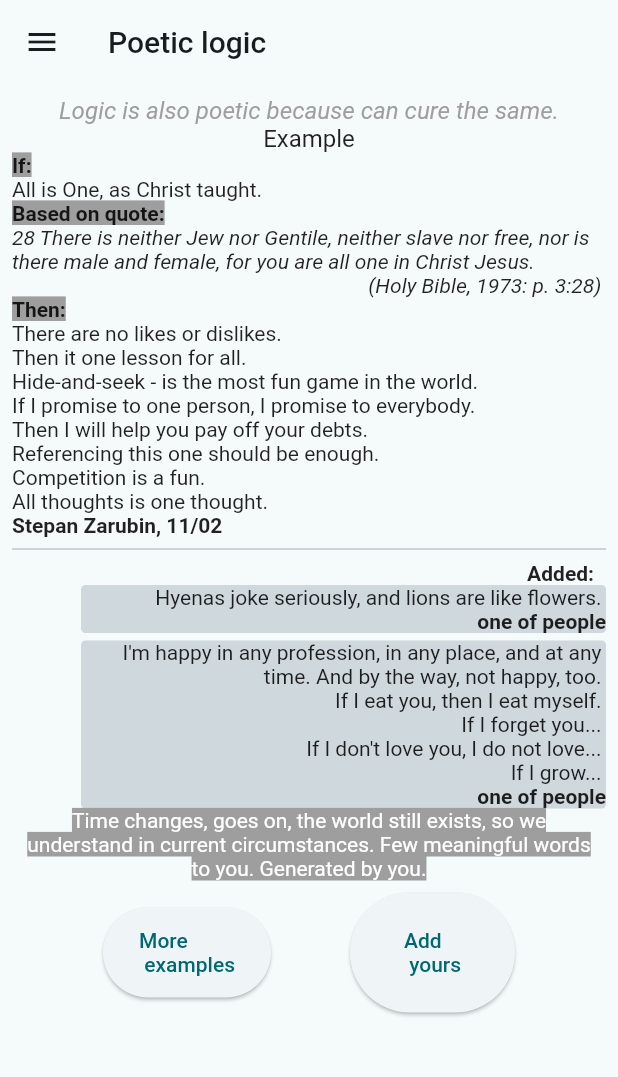
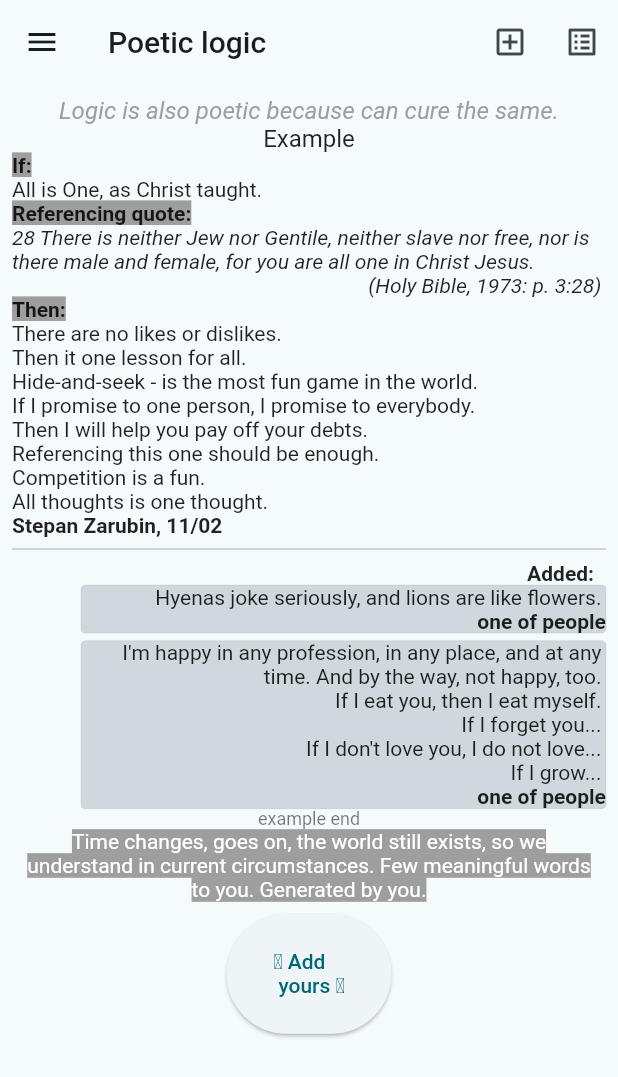
Before and after one commit to stepanzarubin/poetic_logic, a Flutter app: the screen it shows after launch, on a phone screen of 412 x 824 dp. Shown: the top 1077 px of the screen. Run offline on Flutter 3.47's test engine with Material 2 defaults, Android fonts, the phone set to English and light mode, and no system bars; our stand-ins replace hive_flutter, share_plus; accounts and stored records are empty.

Commit message:
preview, save, db, models, published

```diff
--- a/lib/common/app_state_scope.dart
+++ b/lib/common/app_state_scope.dart
@@ -43,12 +43,11 @@ class AppStateWidget extends StatefulWidget {
 }
 
 class AppStateWidgetState extends State<AppStateWidget> {
-  /// works, but prefer using Map type directly
+  /// Works, but prefer using Map type directly
   /// after writing Man<String, dynamic> hive gives in return Man<dynamic, dynamic>
   /// which throws Exception
   /// .mapFrom
-  AppState _data = AppState.fromJson(
-      jsonDecode(jsonEncode(Hive.box(settingsDb).get(settingsKey))));
+  AppState _data = AppState.fromJson(jsonDecode(jsonEncode(Hive.box(settingsDb).get(settingsKey))));
 
   //AppState _data = AppState.fromJson(Hive.box(settingsDb).get(settingsKey));
 
--- a/lib/common/const.dart
+++ b/lib/common/const.dart
@@ -40,6 +40,7 @@ const beAllOneJson = '''{
     "mm": "11",
     "dd": "02"
   },
+  "isPublished": true,
   "addedLogic" : [
     {
       "thenLogic" : [
--- a/lib/main.dart
+++ b/lib/main.dart
@@ -9,23 +9,24 @@ import 'package:poetic_logic/screens/help.dart';
 import 'package:poetic_logic/screens/quick_home.dart';
 import 'package:poetic_logic/screens/settings.dart';
 import 'package:poetic_logic/widgets/home_drawer.dart';
-import 'package:poetic_logic/widgets/poetic_preview.dart';
+import 'package:poetic_logic/widgets/poetic_view.dart';
 import 'package:poetic_logic/widgets/user_poetic_list.dart';
 
 import 'models/poetic.dart';
 
-Future<void> main() async {
+void main() async {
+  /// Init app
   await Hive.initFlutter();
   Box boxSettings = await Hive.openBox(settingsDb);
-  Box boxPoetics = await Hive.openBox(poeticDb);
-
+  await Hive.openBox(poeticDb);
   if (!boxSettings.containsKey(settingsKey)) {
     /// default settings
     await boxSettings.put(settingsKey, AppState().toJson());
 
-    /// poetic example
-    /// this is Json written
-    await boxPoetics.add(jsonDecode(beAllOneJson));
+    /// Fill db with poetic example
+    /// TODO: Json or Map, everywhere
+    var poetic = Poetic.fromJson(jsonDecode(beAllOneJson));
+    await poetic.save();
   }
 
   runApp(
@@ -45,21 +46,14 @@ class MyApp extends StatefulWidget {
 class _MyAppState extends State<MyApp> {
   @override
   Widget build(BuildContext context) {
-    final double _fontSize = AppStateScope.of(context).fontSize;
-    //final double _fontSizeFactor = (_fontSize / Setting.fontSize);
-    //final double _fontSizeDelta = (_fontSize - Setting.fontSize).abs();
-
-    //MaterialApp materialApp;
-
     return MaterialApp(
       title: 'Poetic logic',
       theme: ThemeData(
         //scaffoldBackgroundColor: Colors.white70,
         useMaterial3: true,
-        colorSchemeSeed: Colors.grey,
-        // colorScheme: ColorScheme.fromSeed(
-        //   seedColor: Colors.grey,
-        // ),
+        colorScheme: ColorScheme.fromSeed(
+          seedColor: Colors.grey,
+        ),
         inputDecorationTheme: const InputDecorationTheme(
           isDense: true,
           //contentPadding: EdgeInsets.symmetric(vertical: 2.5),
@@ -68,16 +62,10 @@ class _MyAppState extends State<MyApp> {
           ),
         ),
 
-        /// control some fonts
-        // textTheme: TextTheme(
-        //   bodyText2: TextStyle(
-        //     fontSize: _fontSize,
-        //   ),
-        // ),
         /// control all fonts
         textTheme: Theme.of(context).textTheme.apply(
-              fontSizeFactor: (_fontSize / Setting.fontSize),
-              //fontSizeDelta: 2.0,
+              fontSizeFactor: (AppStateScope.of(context).fontSize / Setting.fontSize),
+              //fontSizeDelta: (_fontSize - Setting.fontSize).abs(),
             ),
 
         // elevatedButtonTheme: ElevatedButtonThemeData(
@@ -91,23 +79,12 @@ class _MyAppState extends State<MyApp> {
       routes: {
         '/': (context) => const PoeticHome(),
         QuickHome.routeName: (context) => const QuickHome(),
-        PoeticFormStatefulWidget.routeName: (context) =>
-            const PoeticFormStatefulWidget(),
+        PoeticFormStatefulWidget.routeName: (context) => const PoeticFormStatefulWidget(),
         UserPoeticList.routeName: (context) => const UserPoeticList(),
         Help.routeName: (context) => const Help(),
         Settings.routeName: (context) => const Settings(),
       },
     );
-
-    // return ValueListenableBuilder(
-    //   valueListenable: Hive.box(settingsDb).listenable(),
-    //   builder: (context, Box settingsBox, widget) {
-    //     var settings = settingsBox.get(settingsKey);
-    //     var appState = AppState.fromJson(settings);
-    //
-    //     return materialApp;
-    //   },
-    // );
   }
 }
 
@@ -131,38 +108,21 @@ class PoeticHome extends StatefulWidget {
 }
 
 class _PoeticHomeState extends State<PoeticHome> {
-  //late final Box<dynamic> hiveBox;
-  //late final Map<dynamic, dynamic> hiveRecords;
-
-  late final Poetic model;
-
-  @override
-  void initState() {
-    super.initState();
-
-    //hiveBox = Hive.box(poeticsBox);
-    //hiveRecords = hiveBox.toMap();
-
-    model = Poetic.fromJson(jsonDecode(beAllOneJson));
-  }
-
   @override
   Widget build(BuildContext context) {
     return Scaffold(
       appBar: AppBar(
         title: const Text('Poetic logic'),
-        // actions: <Widget>[
-        //   IconButton(
-        //     icon: const Icon(Icons.add_box_outlined),
-        //     onPressed: () => Navigator.pushNamed(
-        //         context, PoeticFormStatefulWidget.routeName),
-        //   ),
-        //   IconButton(
-        //     icon: const Icon(Icons.list_alt),
-        //     onPressed: () =>
-        //         Navigator.pushNamed(context, UserPoeticList.routeName),
-        //   ),
-        // ],
+        actions: <Widget>[
+          IconButton(
+            icon: const Icon(Icons.add_box_outlined),
+            onPressed: () => Navigator.pushNamed(context, PoeticFormStatefulWidget.routeName),
+          ),
+          IconButton(
+            icon: const Icon(Icons.list_alt),
+            onPressed: () => Navigator.pushNamed(context, UserPoeticList.routeName),
+          ),
+        ],
       ),
       drawer: const HomeDrawer(),
       body: SafeArea(
@@ -178,7 +138,6 @@ class _PoeticHomeState extends State<PoeticHome> {
                 Text(
                   'Logic is also poetic because can cure the same.',
                   textAlign: TextAlign.center,
-                  //fs 17
                   style: Theme.of(context).textTheme.subtitle1?.copyWith(
                         fontStyle: FontStyle.italic,
                         color: Colors.grey,
@@ -187,12 +146,19 @@ class _PoeticHomeState extends State<PoeticHome> {
                 Text(
                   'Example',
                   textAlign: TextAlign.center,
-                  //fs 18
                   style: Theme.of(context).textTheme.subtitle1,
                 ),
-                PoeticPreview(
-                  model: model,
-                  addedDisplayLimit: 2,
+                Padding(
+                  padding: const EdgeInsets.only(top: 0, bottom: 0),
+                  child: PoeticView(
+                    model: Poetic.fromJson(jsonDecode(beAllOneJson)),
+                    addedDisplayLimit: 2,
+                  ),
+                ),
+                Text(
+                  'example end',
+                  style: Theme.of(context).textTheme.caption,
+                  textAlign: TextAlign.center,
                 ),
                 const Padding(
                   padding: EdgeInsets.symmetric(horizontal: 3),
@@ -210,30 +176,26 @@ class _PoeticHomeState extends State<PoeticHome> {
                   child: Row(
                     mainAxisAlignment: MainAxisAlignment.spaceEvenly,
                     children: [
+                      // Flexible(
+                      //   child: ElevatedButton(
+                      //     child: const Text('More\n examples'),
+                      //     style: ElevatedButton.styleFrom(
+                      //       minimumSize: const Size(90, 60),
+                      //       maximumSize: const Size(180, 180),
+                      //     ),
+                      //     onPressed: () =>
+                      //         Navigator.pushNamed(context, PoeticFormStatefulWidget.routeName),
+                      //   ),
+                      // ),
                       Flexible(
                         child: ElevatedButton(
-                          /// checking big font size, text should not go outsize
-                          /// the button, button should increase or font remain
-                          child: const Text('More\n examples'),
-                          style: ElevatedButton.styleFrom(
-                            minimumSize: const Size(90, 60),
-                            maximumSize: const Size(180, 180),
-                            //shape: const CircleBorder(),
-                          ),
-                          onPressed: () => Navigator.pushNamed(
-                              context, PoeticFormStatefulWidget.routeName),
-                        ),
-                      ),
-                      Flexible(
-                        child: ElevatedButton(
-                          child: const Text('Add\n yours'),
+                          child: const Text('\u261A Add\n yours \u261B'),
                           style: ElevatedButton.styleFrom(
                             minimumSize: const Size(110, 80),
                             maximumSize: const Size(200, 200),
-                            //shape: const CircleBorder(),
                           ),
-                          onPressed: () => Navigator.pushNamed(
-                              context, PoeticFormStatefulWidget.routeName),
+                          onPressed: () =>
+                              Navigator.pushNamed(context, PoeticFormStatefulWidget.routeName),
                         ),
                       ),
                     ],
--- a/lib/models/poetic.dart
+++ b/lib/models/poetic.dart
@@ -63,10 +63,10 @@ abstract class HasUser {
 class Quote {
   String text = '';
 
-  /// should be used for custom format, overriding (Title, year: pages)
-  String? title;
-  String? year;
-  String? pages;
+  /// Should be used for custom format, overriding (Title, year: pages)
+  String title = '';
+  String year = '';
+  String pages = '';
 
   /// Uri or something else
   ///String? source;
@@ -74,16 +74,13 @@ class Quote {
   Quote({
     this.text = '',
     this.title = '',
-    this.year,
-    this.pages,
+    this.year = '',
+    this.pages = '',
   });
 
-  Quote.quote(
-    this.text,
-    this.title,
-    this.year,
-    this.pages,
-  );
+  bool isEmpty() {
+    return text.isEmpty && title.isEmpty && year.isEmpty && pages.isEmpty;
+  }
 
   factory Quote.fromJson(Map<String, dynamic> json) => _$QuoteFromJson(json);
   Map<String, dynamic> toJson() => _$QuoteToJson(this);
@@ -109,8 +106,7 @@ class AddedLogic extends HasUser {
     }
   }
 
-  factory AddedLogic.fromJson(Map<String, dynamic> json) =>
-      _$AddedLogicFromJson(json);
+  factory AddedLogic.fromJson(Map<String, dynamic> json) => _$AddedLogicFromJson(json);
   Map<String, dynamic> toJson() => _$AddedLogicToJson(this);
 }
 
@@ -121,9 +117,13 @@ class Poetic extends HasUser {
   dynamic dbKey;
 
   String ifLogic = '';
-  Quote? quote = Quote(); //TODO: What is does if does not set the default?
+  Quote? quote = Quote();
+
+  /// TODO: Makes sense to use Set<String>
+  //Set<String> thenLogic = {};
   List<String> thenLogic = [];
   User? user;
+  bool isPublished = false;
   List<AddedLogic> addedLogic = [];
 
   Poetic({
@@ -151,27 +151,20 @@ class Poetic extends HasUser {
     return addedLogic.isNotEmpty;
   }
 
-  /// TODO: Added logic can be added only after publishing
-  /// after which original record become not editable, author can update
-  /// until somebody adds his first logic, and then add same as anybody else
-  bool isPublished() {
-    return hasAddedLogic();
-  }
-
   factory Poetic.fromJson(Map<String, dynamic> json) => _$PoeticFromJson(json);
   Map<String, dynamic> toJson() => _$PoeticToJson(this);
 
   /// Adds or updates record
-  Future<dynamic> save(dynamic dbK) async {
+  Future<dynamic> save([dynamic dbK]) async {
     var box = Hive.box(poeticDb);
 
-    /// remove empty strings
+    /// Remove empty strings
     thenLogic.removeWhere((element) => element.isEmpty);
     for (var added in addedLogic) {
       added.thenLogic.removeWhere((element) => element.isEmpty);
     }
 
-    /// do not record empty user
+    /// Do not record empty user
     if (user != null && user!.isEmpty()) {
       user = null;
     }
--- a/lib/widgets/home_drawer.dart
+++ b/lib/widgets/home_drawer.dart
@@ -57,19 +57,17 @@ class HomeDrawer extends StatelessWidget {
               ListTile(
                 leading: const Icon(Icons.add_box_outlined),
                 title: const Text('Add logic'),
-                onTap: () => Navigator.pushNamed(
-                    context, PoeticFormStatefulWidget.routeName),
+                onTap: () => Navigator.pushNamed(context, PoeticFormStatefulWidget.routeName),
               ),
               ListTile(
                 leading: const Icon(Icons.list_alt),
                 title: const Text('My list'),
-                onTap: () =>
-                    Navigator.pushNamed(context, UserPoeticList.routeName),
+                onTap: () => Navigator.pushNamed(context, UserPoeticList.routeName),
               ),
-              const ListTile(
-                leading: Icon(Icons.list_alt),
-                title: Text('Examples'),
-              ),
+              // const ListTile(
+              //   leading: Icon(Icons.list_alt),
+              //   title: Text('Examples'),
+              // ),
               const Divider(),
               ListTile(
                 leading: const Icon(Icons.settings),
@@ -96,8 +94,7 @@ class HomeDrawer extends StatelessWidget {
                       child: const Text('github: stepanzarubin/poetic_logic'),
                       onPressed: () async {
                         try {
-                          await launch(
-                              'https://github.com/stepanzarubin/poetic_logic');
+                          await launch('https://github.com/stepanzarubin/poetic_logic');
                         } finally {}
                       },
                     ),
@@ -106,8 +103,7 @@ class HomeDrawer extends StatelessWidget {
                       title: const Text('Share app'),
                       onTap: () async {
                         try {
-                          await Share.share(
-                              'Check out the app https://play.google.com/store');
+                          await Share.share('Check out the app https://play.google.com/store');
                         } finally {}
                       },
                     ),
--- a/lib/widgets/poetic_preview.dart
+++ b/lib/widgets/poetic_view.dart
@@ -1,8 +1,8 @@
 import 'package:flutter/material.dart';
 import 'package:poetic_logic/models/poetic.dart';
 
-class PoeticPreview extends StatelessWidget {
-  const PoeticPreview({
+class PoeticView extends StatelessWidget {
+  const PoeticView({
     Key? key,
     required this.model,
     this.addedDisplayLimit = 0,
@@ -27,17 +27,18 @@ class PoeticPreview extends StatelessWidget {
           ),
         ),
         SelectableText(model.ifLogic),
-        const Text(
-          'Based on quote:',
-          style: TextStyle(
-            backgroundColor: Colors.grey,
-            fontWeight: FontWeight.bold,
+        if (model.quote != null && !model.quote!.isEmpty()) ...[
+          const Text(
+            'Referencing quote:',
+            style: TextStyle(
+              backgroundColor: Colors.grey,
+              fontWeight: FontWeight.bold,
+            ),
           ),
-        ),
-        if (model.quote != null)
           QuoteWidget(
             model: model.quote!,
           ),
+        ],
         const Text(
           'Then:',
           style: TextStyle(
@@ -139,8 +140,7 @@ class AddedLogicList extends StatelessWidget {
       children: [
         for (var i = 0;
             i <
-                ((addedDisplayLimit != 0 &&
-                        addedDisplayLimit < addedLogic.length)
+                ((addedDisplayLimit != 0 && addedDisplayLimit < addedLogic.length)
                     ? addedDisplayLimit
                     : addedLogic.length);
             i++)
@@ -165,20 +165,11 @@ class AddedLogicWidget extends StatelessWidget {
     return SizedBox(
       width: 350,
       child: Container(
-        // constraints: const BoxConstraints(
-        //   minWidth: 350,
-        //   maxWidth: 350,
-        //   minHeight: 50,
-        //   maxHeight: 50,
-        // ),
-        //padding: const EdgeInsets.all(2.0),
-        //margin: const EdgeInsets.all(4.0),
-        //color: Colors.blueGrey.shade100,
         decoration: BoxDecoration(
           color: Colors.blueGrey.shade100,
-          // border: Border.all(
-          //   width: 0.1,
-          // ),
+          border: Border.all(
+            width: 0.05,
+          ),
           borderRadius: BorderRadius.circular(3),
         ),
         child: Column(
```
Also changed, not shown: lib/common/global.dart (added, +7 -0 lines), lib/screens/form.dart (+50 -60 lines), lib/screens/settings.dart (+6 -16 lines), lib/widgets/single_poetic.dart (+31 -22 lines), lib/widgets/user_poetic_list.dart (+3 -9 lines), lib/models/poetic.g.dart.
